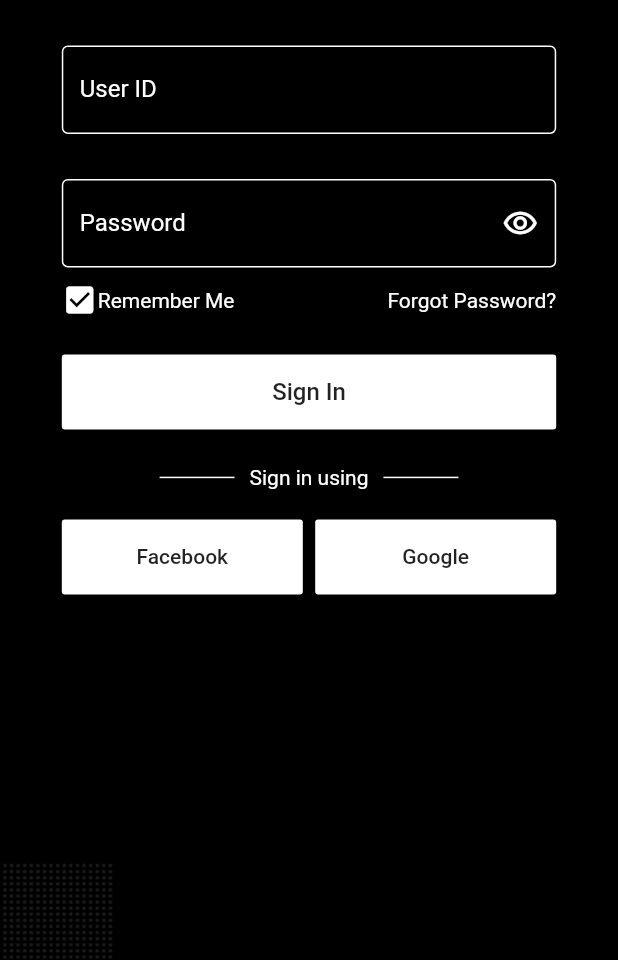
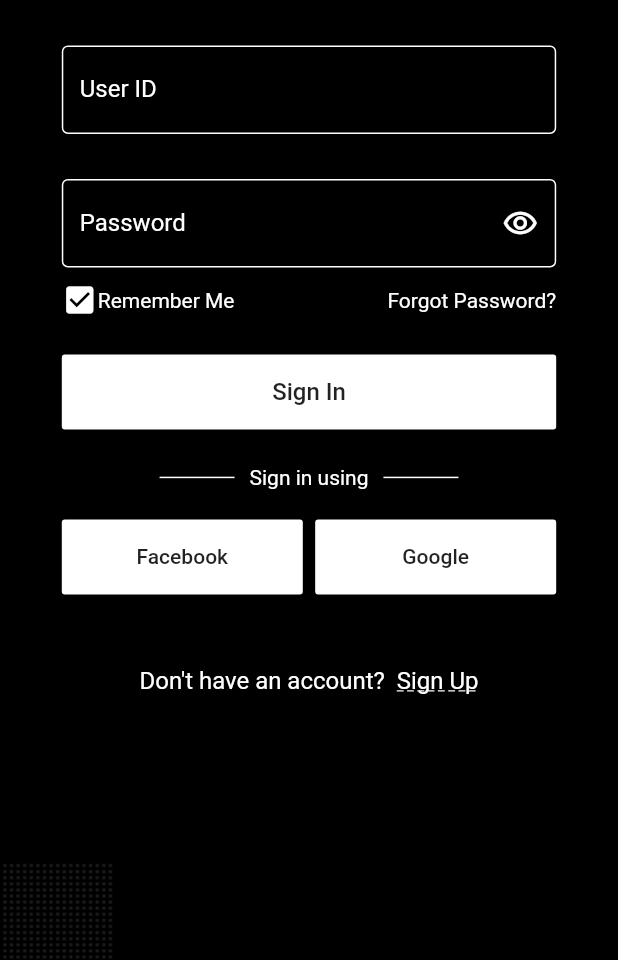
Before and after one commit to bluesky93128/darkPix_flutter, a Flutter app: the SignInScreen screen opened directly, on a phone screen of 412 x 824 dp, the part 276-1236 px from its top. Run offline on Flutter 3.47's test engine with Material 2 defaults, Android fonts, the phone set to English and light mode, and no system bars; our stand-ins replace outline_material_icons, splashscreen.

Commit message:
add sign in page

```diff
--- a/lib/authentication/signin.dart
+++ b/lib/authentication/signin.dart
@@ -13,9 +13,11 @@ class _SignInScreenState extends State<SignInScreen> {
   @override
   Widget build(BuildContext context) {
     // TODO: implement build
-    return Scaffold(
-      resizeToAvoidBottomPadding: false,
-      body: Container(
+    return Scaffold(resizeToAvoidBottomPadding: false, body: _body());
+  }
+
+  _body() {
+    return Container(
       decoration: BoxDecoration(
         image: DecorationImage(
           image: AssetImage('lib/assets/img/loginbg.png'),
@@ -24,7 +26,20 @@ class _SignInScreenState extends State<SignInScreen> {
       ),
       child: Column(
         children: <Widget>[
-            Row(
+          _logo(),
+          _userId(),
+          _password(),
+          _rememberAndForgotPassword(),
+          _signinButton(),
+          _socialLoginButtons(),
+          _toSignupPage()
+        ],
+      ),
+    );
+  }
+
+  _logo() {
+    return Row(
       mainAxisAlignment: MainAxisAlignment.center,
       crossAxisAlignment: CrossAxisAlignment.start,
       children: <Widget>[
@@ -36,8 +51,11 @@ class _SignInScreenState extends State<SignInScreen> {
           ),
         ),
       ],
-            ),
-            Padding(
+    );
+  }
+
+  _userId() {
+    return Padding(
       padding: EdgeInsets.only(top: 30),
       child: SizedBox(
           width: MediaQuery.of(context).size.width * 0.8,
@@ -55,8 +73,11 @@ class _SignInScreenState extends State<SignInScreen> {
             ),
             autofocus: false,
           )),
-            ),
-            Padding(
+    );
+  }
+
+  _password() {
+    return Padding(
       padding: EdgeInsets.only(top: 30),
       child: SizedBox(
         width: MediaQuery.of(context).size.width * 0.8,
@@ -92,16 +113,16 @@ class _SignInScreenState extends State<SignInScreen> {
           autofocus: false,
         ),
       ),
-            ),
-            Row(
+    );
+  }
+
+  _rememberAndForgotPassword() {
+    return Row(
       mainAxisAlignment: MainAxisAlignment.spaceBetween,
       children: <Widget>[
         Padding(
-                  padding: EdgeInsets.fromLTRB(
-                      MediaQuery.of(context).size.width * 0.1,
-                      10,
-                      MediaQuery.of(context).size.width * 0.1,
-                      0),
+          padding: EdgeInsets.fromLTRB(MediaQuery.of(context).size.width * 0.1,
+              10, MediaQuery.of(context).size.width * 0.1, 0),
           child: GestureDetector(
             child: Row(
               children: <Widget>[
@@ -136,8 +157,11 @@ class _SignInScreenState extends State<SignInScreen> {
           ),
         )
       ],
-            ),
-            Padding(
+    );
+  }
+
+  _signinButton() {
+    return Padding(
       padding: EdgeInsets.only(top: 24),
       child: SizedBox(
         width: MediaQuery.of(context).size.width * 0.8,
@@ -151,7 +175,12 @@ class _SignInScreenState extends State<SignInScreen> {
           ),
         ),
       ),
-            ),
+    );
+  }
+
+  _socialLoginButtons() {
+    return Column(
+      children: <Widget>[
         Padding(
           padding: EdgeInsets.only(top: 24),
           child: Row(
@@ -191,20 +220,56 @@ class _SignInScreenState extends State<SignInScreen> {
                 SizedBox(
                   width: MediaQuery.of(context).size.width * 0.39,
                   height: 50,
-                      child: RaisedButton(child: Text('Facebook'), color: Colors.white, onPressed: () {},),
+                  child: RaisedButton(
+                    child: Text('Facebook'),
+                    color: Colors.white,
+                    onPressed: () {},
+                  ),
                 ),
                 SizedBox(
                   width: MediaQuery.of(context).size.width * 0.39,
                   height: 50,
-                      child: RaisedButton(child: Text('Google'), color: Colors.white, onPressed: () {},),
+                  child: RaisedButton(
+                    child: Text('Google'),
+                    color: Colors.white,
+                    onPressed: () {},
+                  ),
                 ),
               ],
             ),
           ),
         )
       ],
+    );
+  }
+
+  _toSignupPage() {
+    return Row(
+      mainAxisAlignment: MainAxisAlignment.center,
+      children: <Widget>[
+        Padding(
+          padding: EdgeInsets.only(top: 48),
+          child: Row(
+            children: <Widget>[
+              Text(
+                'Don\'t have an account?  ',
+                style: TextStyle(color: Colors.white, fontSize: 16),
+              ),
+              GestureDetector(
+                onTap: () {},
+                child: Text(
+                  'Sign Up',
+                  style: TextStyle(
+                      decoration: TextDecoration.underline,
+                      decorationStyle: TextDecorationStyle.dashed,
+                      color: Colors.white,
+                      fontSize: 16),
+                ),
+              )
+            ],
           ),
         ),
+      ],
     );
   }
 }
```
Lines whose indentation alone changed are shown as unchanged.
